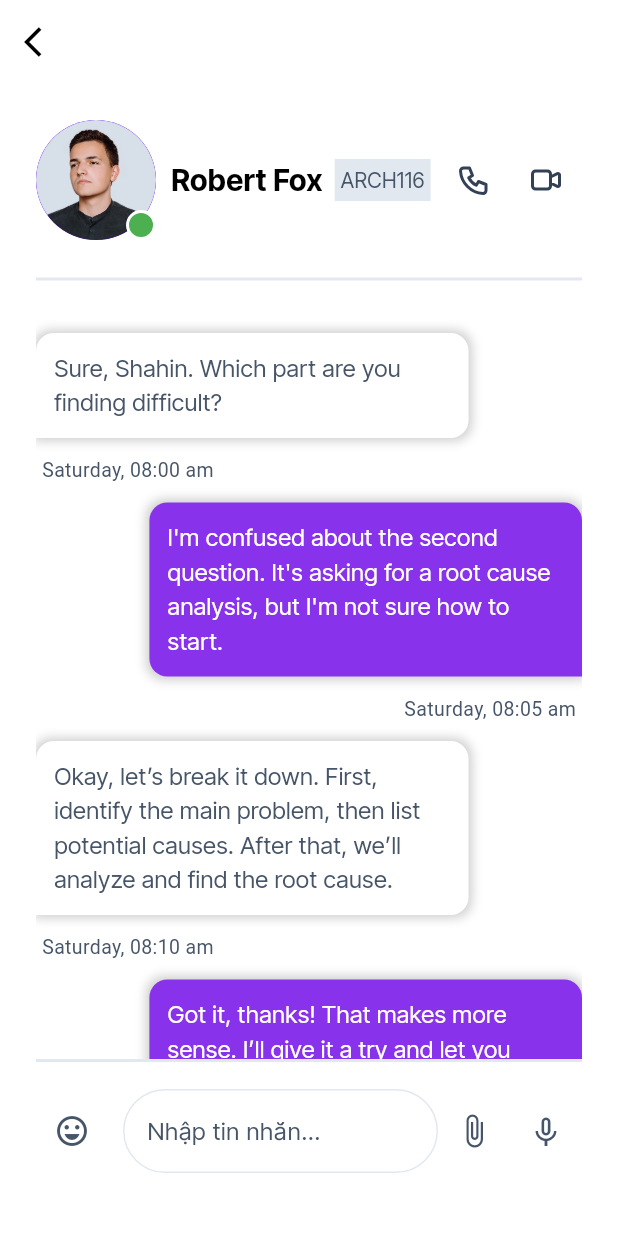
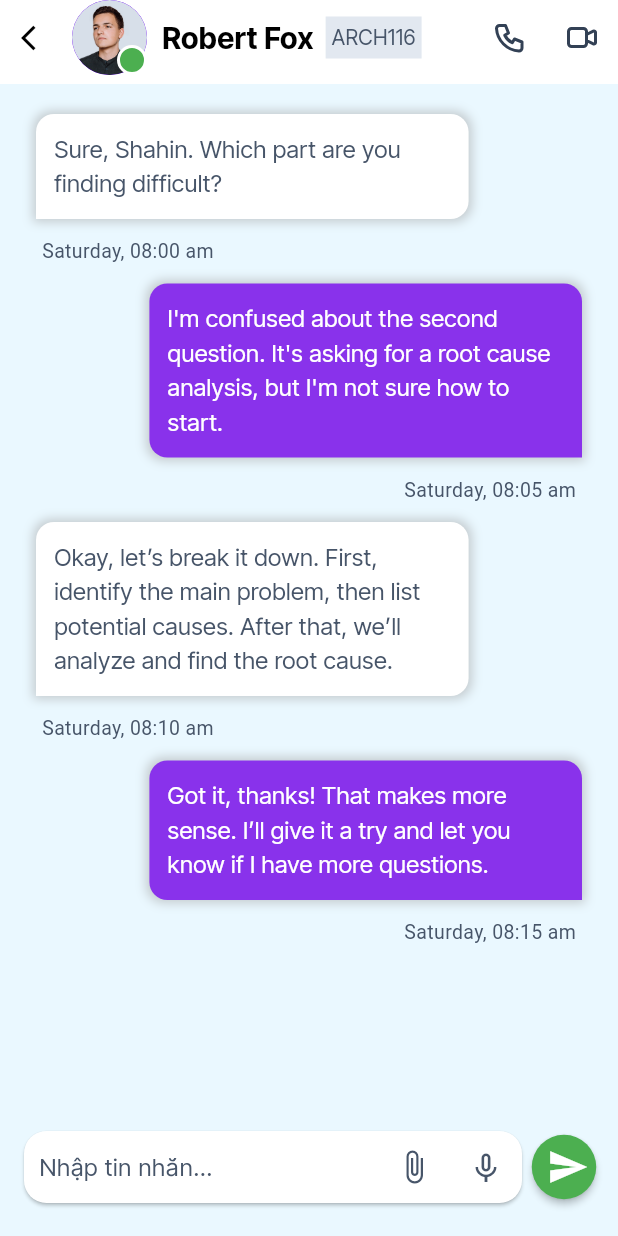
Before and after one commit to luongtranhieu0504/TutorConnect, a Flutter app: the MessageScreen screen opened by its route, after a tap on "Robert Fox", on a phone screen of 412 x 824 dp. Run offline on Flutter 3.47's test engine with Material 3 defaults, Android fonts, the light colour scheme and no system bars; our stand-ins replace cloud_firestore, emoji_picker_flutter, firebase_auth, firebase_core, flutter_svg, get_it and 5 more; accounts and stored records are empty; generated files the repository leaves out were written again.

Commit message:
Build ui profile message

```diff
--- a/lib/data/models/users.dart
+++ b/lib/data/models/users.dart
@@ -8,6 +8,7 @@ class UserModel {
   final String? phone;
   final String? photoUrl;
   final String? bio;
+  final String? address;
 
   UserModel({
     required this.uid,
@@ -19,6 +20,7 @@ class UserModel {
     this.phone,
     this.photoUrl,
     this.bio,
+    this.address,
   });
 
   Map<String, dynamic> toJson() {
@@ -32,6 +34,7 @@ class UserModel {
       "phone": phone ?? "",
       "photoUrl": photoUrl ?? "",
       "bio": bio ?? "",
+      "address": address ?? "",
     };
   }
 
@@ -46,6 +49,7 @@ class UserModel {
       phone: json["phone"],
       photoUrl: json["photoUrl"],
       bio: json["bio"],
+      address: json["address"],
     );
   }
 }
--- a/lib/main.dart
+++ b/lib/main.dart
@@ -5,6 +5,7 @@ import 'package:tutorconnect/theme/app_theme.dart';
 
 import 'di/di.dart';
 import 'firebase_options.dart';
+
 
 Future<void> main() async {
   WidgetsFlutterBinding.ensureInitialized();
--- a/lib/presentation/more/success_screen.dart
+++ b/lib/presentation/more/success_screen.dart
@@ -5,10 +5,10 @@ class SuccessScreen extends StatelessWidget {
   final VoidCallback onPressed;
 
   const SuccessScreen({
-    Key? key,
+    super.key,
     required this.buttonText,
     required this.onPressed,
-  }) : super(key: key);
+  });
 
   @override
   Widget build(BuildContext context) {
--- /dev/null
+++ b/lib/presentation/navigation/layout_scaffold.dart
@@ -0,0 +1,29 @@
+import 'package:flutter/material.dart';
+import 'package:go_router/go_router.dart';
+import 'package:tutorconnect/data/models/destination.dart';
+
+class LayoutScaffold extends StatelessWidget {
+  const LayoutScaffold({
+    required this.navigationShell,
+    Key? key,
+  }) : super(key: key ?? const ValueKey<String>('LayoutScaffold'));
+
+  final StatefulNavigationShell navigationShell;
+
+  @override
+  Widget build(BuildContext context) => Scaffold(
+    body: navigationShell,
+    bottomNavigationBar: NavigationBar(
+      selectedIndex: navigationShell.currentIndex,
+      onDestinationSelected: navigationShell.goBranch,
+      indicatorColor: Theme.of(context).primaryColor,
+      destinations: destinations
+          .map((destination) => NavigationDestination(
+        icon: Icon(destination.icon),
+        label: destination.label,
+        selectedIcon: Icon(destination.icon, color: Colors.white),
+      ))
+          .toList(),
+    ),
+  );
+}
--- a/lib/presentation/navigation/route.dart
+++ b/lib/presentation/navigation/route.dart
@@ -1,5 +1,8 @@
+import 'package:flutter/material.dart';
 import 'package:go_router/go_router.dart';
-
+import 'package:tutorconnect/presentation/navigation/layout_scaffold.dart';
+import 'package:tutorconnect/presentation/navigation/route_model.dart';
+import 'package:tutorconnect/presentation/screens/scheduall/scheduall_screen.dart';
 import '../screens/chat/chat_screen.dart';
 import '../screens/home/home_screen.dart';
 import '../screens/login/login_screen.dart';
@@ -7,67 +10,80 @@ import '../screens/login/register_screen.dart';
 import '../screens/main_screen.dart';
 import '../screens/message/message_screen.dart';
 import '../screens/profile/profile_screen.dart';
-import '../screens/scheduall/scheduall_screen.dart';
 import '../screens/student/home/student_home_screen.dart';
 
-final GoRouter router = GoRouter(
-    initialLocation: '/login',
-    debugLogDiagnostics: true,
+final _rootNavigatorKey = GlobalKey<NavigatorState>(debugLabel: 'root');
+
+final router = GoRouter(
+  navigatorKey: _rootNavigatorKey,
+  initialLocation: Routes.homePage,
+  routes: [
+    // StatefulShellRoute chứa BottomNavigationBar
+    StatefulShellRoute.indexedStack(
+      builder: (context, state, navigationShell) => LayoutScaffold(
+        navigationShell: navigationShell,
+      ),
+      branches: [
+        StatefulShellBranch(
           routes: [
             GoRoute(
-        path: '/login',
+              path: Routes.homePage,
+              builder: (context, state) => const StudentHomeScreen(),
+            ),
+          ],
+        ),
+        StatefulShellBranch(
+          routes: [
+            GoRoute(
+              path: Routes.schedulePage,
+              builder: (context, state) => const ScheduleScreen(),
+            ),
+          ],
+        ),
+        StatefulShellBranch(
+          routes: [
+            GoRoute(
+              path: Routes.messagePage,
+              builder: (context, state) => const MessageScreen(),
+            ),
+          ],
+        ),
+        StatefulShellBranch(
+          routes: [
+            GoRoute(
+              path: Routes.profilePage,
+              builder: (context, state) => const ProfileScreen(),
+            ),
+          ],
+        ),
+      ],
+    ),
+    // Các màn hình ngoài BottomNavigationBar
+    GoRoute(
+      path: Routes.loginPage,
       builder: (context, state) => const LoginScreen(),
     ),
     GoRoute(
-        path: '/main',
-        builder: (context, state) => const MainScreen(),
-      ),
-      GoRoute(
-        path: '/reset-password',
-        builder: (context, state) => const ResetPasswordScreen(),
-      ),
-      GoRoute(
-        path: '/register',
+      path: Routes.registerPage,
       builder: (context, state) => const RegisterScreen(),
     ),
     GoRoute(
-        path: '/user-detail',
+      path: Routes.mainPage,
+      builder: (context, state) => const MainScreen(),
+    ),
+    // Màn hình Chat phải nằm ngoài StatefulShellRoute để mở đúng
+    GoRoute(
+      path: Routes.chatPage,
+      parentNavigatorKey: _rootNavigatorKey,
       builder: (context, state) {
-          final uid = state.extra as String;
-          return UserDetailScreen(uid: uid);
-        },
-      ),
-      GoRoute(
-        path: '/student-home',
-        builder: (context, state) => const StudentHomeScreen(),
-      ),
-      GoRoute(
-        path: '/chat',
-        builder: (context, state) {
-          final extra = state.extra as Map<String, dynamic>; // Đảm bảo extra là Map
+        final extra = state.extra as Map<String, dynamic>? ?? {};
         return ChatScreen(
-            name: extra['name'] as String,
-            subject: extra['subject'] as String,
-            isOnline: extra['isOnline'] as bool, // Lấy giá trị bool chính xác
-            avatarUrl: extra['avatarUrl'] as String,
+          name: extra['name'] ?? '',
+          subject: extra['subject'] ?? '',
+          isOnline: extra['isOnline'] ?? false,
+          avatarUrl: extra['avatarUrl'] ?? '',
         );
       },
     ),
-      // ShellRoute chứa navigation bar
-      ShellRoute(
-        builder: (context, state, child) {
-          return HomeScreen(child: child);
-        },
-        routes: [
-          GoRoute(
-            path: '/home',
-            redirect: (context, state) => '/home/student-home',
-          ),
-          GoRoute(path: '/home/student-home', builder: (context, state) => const StudentHomeScreen()),
-          GoRoute(path: '/home/schedule', builder: (context, state) => const ScheduleScreen()),
-          GoRoute(path: '/home/message', builder: (context, state) => const MessageScreen()),
-          GoRoute(path: '/home/profile', builder: (context, state) => const ProfileScreen()),
   ],
-      ),
-    ]
 );
--- a/lib/presentation/screens/chat/chat_screen.dart
+++ b/lib/presentation/screens/chat/chat_screen.dart
@@ -1,8 +1,11 @@
+import 'package:emoji_picker_flutter/emoji_picker_flutter.dart';
 import 'package:flutter/material.dart';
 import 'package:flutter_svg/svg.dart';
 import 'package:go_router/go_router.dart';
+import 'package:tutorconnect/presentation/navigation/route_model.dart';
 import 'package:tutorconnect/theme/color_platte.dart';
 
+import '../../../main.dart';
 import '../../../theme/text_styles.dart';
 
 class ChatScreen extends StatefulWidget {
@@ -11,7 +14,12 @@ class ChatScreen extends StatefulWidget {
   final bool isOnline;
   final String avatarUrl;
 
-  const ChatScreen({super.key, required this.name, required this.subject, required this.isOnline, required this.avatarUrl});
+  const ChatScreen(
+      {super.key,
+      required this.name,
+      required this.subject,
+      required this.isOnline,
+      required this.avatarUrl});
 
   @override
   State<ChatScreen> createState() => _ChatScreenState();
@@ -25,17 +33,20 @@ class _ChatScreenState extends State<ChatScreen> {
       "time": "Saturday, 08:00 am"
     },
     {
-      "text": "I'm confused about the second question. It's asking for a root cause analysis, but I'm not sure how to start.",
+      "text":
+          "I'm confused about the second question. It's asking for a root cause analysis, but I'm not sure how to start.",
       "isMine": true,
       "time": "Saturday, 08:05 am"
     },
     {
-      "text": "Okay, let’s break it down. First, identify the main problem, then list potential causes. After that, we’ll analyze and find the root cause.",
+      "text":
+          "Okay, let’s break it down. First, identify the main problem, then list potential causes. After that, we’ll analyze and find the root cause.",
       "isMine": false,
       "time": "Saturday, 08:10 am"
     },
     {
-      "text": "Got it, thanks! That makes more sense. I’ll give it a try and let you know if I have more questions.",
+      "text":
+          "Got it, thanks! That makes more sense. I’ll give it a try and let you know if I have more questions.",
       "isMine": true,
       "time": "Saturday, 08:15 am"
     }
@@ -43,12 +54,14 @@ class _ChatScreenState extends State<ChatScreen> {
   final TextEditingController messageController = TextEditingController();
   final FocusNode messageFocusNode = FocusNode();
   final ScrollController _scrollController = ScrollController();
+  bool _showEmoji = false;
 
   @override
   void initState() {
     super.initState();
     messageFocusNode.addListener(_onFocusChange);
   }
+
   @override
   void dispose() {
     messageController.dispose();
@@ -60,11 +73,8 @@ class _ChatScreenState extends State<ChatScreen> {
   void sendMessage() {
     if (messageController.text.isNotEmpty) {
       setState(() {
-        messages.add({
-          "text": messageController.text,
-          "isMine": true,
-          "time": "Now"
-        });
+        messages.add(
+            {"text": messageController.text, "isMine": true, "time": "Now"});
       });
       messageController.clear();
     }
@@ -88,41 +98,116 @@ class _ChatScreenState extends State<ChatScreen> {
     }
   }
 
-
   @override
   Widget build(BuildContext context) {
     return _uiContent();
   }
 
   Widget _uiContent() {
-    return Scaffold(
-      backgroundColor: Colors.white,
+    return GestureDetector(
+      onTap: () {
+        FocusScope.of(context).unfocus;
+      },
+      child: PopScope(
+        canPop: false,
+        onPopInvokedWithResult: (_, __) {
+          if (_showEmoji) {
+            setState(() => _showEmoji = !_showEmoji);
+            return;
+          }
+        },
+        child: Scaffold(
           appBar: AppBar(
-        backgroundColor: Colors.white,
-        elevation: 0,
-        leading: IconButton(
-          onPressed: () {
-            context.pop;
-          },
-          icon: Icon(Icons.arrow_back_ios, color: Colors.black),
+            automaticallyImplyLeading: false,
+            flexibleSpace: _appBar(),
+          ),
+          backgroundColor: const Color.fromARGB(255, 234, 248, 255),
+          body: SafeArea(
+              child: Column(children: [
+            Expanded(
+              child: ListView.builder(
+                  itemCount: messages.length,
+                  padding: EdgeInsets.symmetric(horizontal: 24, vertical: 10),
+                  physics: const BouncingScrollPhysics(),
+                  itemBuilder: (context, index) {
+                    final message = messages[index];
+                    return Column(
+                      crossAxisAlignment: message["isMine"]
+                          ? CrossAxisAlignment.end
+                          : CrossAxisAlignment.start,
+                      children: [
+                        Container(
+                            margin: EdgeInsets.symmetric(vertical: 10),
+                            padding: EdgeInsets.all(12),
+                            decoration: BoxDecoration(
+                                color: message["isMine"]
+                                    ? Color(0xFF8932EB)
+                                    : Colors.white,
+                                borderRadius: BorderRadius.only(
+                                  topLeft: Radius.circular(12),
+                                  topRight: Radius.circular(12),
+                                  bottomLeft: message["isMine"]
+                                      ? Radius.circular(12)
+                                      : Radius.zero,
+                                  bottomRight: message["isMine"]
+                                      ? Radius.zero
+                                      : Radius.circular(12),
+                                ),
+                                boxShadow: [
+                                  BoxShadow(
+                                    color: Colors.grey.withOpacity(0.5),
+                                    spreadRadius: 2,
+                                    blurRadius: 5,
                                   )
+                                ]),
+                            constraints: BoxConstraints(
+                                maxWidth:
+                                    MediaQuery.of(context).size.width * 0.7),
+                            child: Text(message["text"],
+                                style: AppTextStyles.bodyText2.copyWith(
+                                  color: message["isMine"]
+                                      ? Colors.white
+                                      : AppColors.color600,
+                                  fontSize: 16,
+                                ))),
+                        Padding(
+                          padding:
+                              EdgeInsets.symmetric(vertical: 2, horizontal: 4),
+                          child: Text(
+                            message["time"],
+                            style: TextStyle(
+                                fontSize: 13, color: AppColors.color600),
                           ),
-      body: GestureDetector(
-        onTap: () {
-          FocusScope.of(context).unfocus(); // Ẩn bàn phím khi chạm ra ngoài
-        },
-        child: Padding(
-          padding: EdgeInsets.all(24.0),
-          child: Column(
-            crossAxisAlignment: CrossAxisAlignment.start,
-            children: [
-              Row(
-                crossAxisAlignment: CrossAxisAlignment.center,
-                children: [
+                        ),
+                      ],
+                    );
+                  }),
+            ),
+            _buildMessageInput(),
+            if (_showEmoji)
+              SizedBox(
+                  child: EmojiPicker(
+                textEditingController: messageController,
+                config: const Config(),
+              ))
+          ])),
+        ),
+      ),
+    );
+  }
+
+  Widget _appBar() {
+    return SafeArea(
+      child: InkWell(
+        child: Row(crossAxisAlignment: CrossAxisAlignment.center, children: [
+          IconButton(
+              onPressed: () => context.pop(),
+              icon: Icon(Icons.arrow_back_ios, color: Colors.black, size: 20)
+          ),
           Stack(
             children: [
               CircleAvatar(
-                        radius: 40,
+                radius: 25,
                 backgroundImage: AssetImage(widget.avatarUrl),
               ),
               Positioned(
@@ -141,150 +226,93 @@ class _ChatScreenState extends State<ChatScreen> {
             ],
           ),
           SizedBox(width: 10),
-                  Text(
-                    widget.name,
+          Text(widget.name,
               style: AppTextStyles.bodyText1.copyWith(
                 color: Colors.black,
                 fontSize: 20,
-                    )
-                  ),
+              )),
           SizedBox(width: 8),
           Container(
             padding: EdgeInsets.symmetric(horizontal: 4, vertical: 4),
             decoration: BoxDecoration(
               color: Color(0xFFE2E8F0),
             ),
-                    child: Text(
-                        widget.subject,
+            child: Text(widget.subject,
                 style: AppTextStyles.bodyText1.copyWith(
                   color: AppColors.color600,
                   fontWeight: FontWeight.normal,
                   fontSize: 14,
-                        )
-                    ),
+                )),
           ),
           Spacer(),
           IconButton(
               onPressed: () => {},
-                    icon: SvgPicture.asset('assets/icons/phone.svg')
-                  ),
+              icon: SvgPicture.asset('assets/icons/phone.svg')),
           IconButton(
               onPressed: () => {},
-                    icon: SvgPicture.asset('assets/icons/video.svg')
+              icon: SvgPicture.asset('assets/icons/video.svg')),
+        ]),
       ),
-                ]
-              ),
-              SizedBox(height: 18),
-              Divider(
-                color: AppColors.color200,
-                thickness: 2,
-              ),
-              SizedBox(height: 18),
-              Expanded(
-                child: Padding(
-                  padding: EdgeInsets.only(bottom: MediaQuery.of(context).viewInsets.bottom),
-                  child: ListView.builder(
-                    controller: _scrollController,
-                    itemCount: messages.length,
-                    itemBuilder: (context, index) {
-                      final message = messages[index];
-                      return Column(
-                        crossAxisAlignment:
-                          message["isMine"] ? CrossAxisAlignment.end : CrossAxisAlignment.start,
-                        children: [
-                          Container(
-                            margin: EdgeInsets.symmetric(vertical: 10),
-                            padding: EdgeInsets.all(12),
-                            decoration: BoxDecoration(
-                              color: message["isMine"] ? Color(0xFF8932EB) : Colors.white,
-                              borderRadius: BorderRadius.only(
-                                topLeft: Radius.circular(12),
-                                topRight: Radius.circular(12),
-                                bottomLeft: message["isMine"] ? Radius.circular(12) : Radius.zero,
-                                bottomRight: message["isMine"] ? Radius.zero : Radius.circular(12),
-                              ),
-                              boxShadow: [
-                                BoxShadow(
-                                  color: Colors.grey.withOpacity(0.5),
-                                  spreadRadius: 2,
-                                  blurRadius: 5,
-                                )
-                              ]
-                            ),
-                            constraints: BoxConstraints(maxWidth: MediaQuery.of(context).size.width * 0.7),
-                            child: Text(
-                              message["text"],
-                              style: AppTextStyles.bodyText2.copyWith(
-                                color: message["isMine"] ? Colors.white : AppColors.color600,
-                                fontSize: 16,
-                              )
-                            )
-                          ),
-                          Padding(
-                            padding: EdgeInsets.symmetric(vertical: 2, horizontal: 4),
-                            child: Text(
-                              message["time"],
-                              style: TextStyle(fontSize: 13, color: AppColors.color600),
-                            ),
-                          ),
-                        ],
-                      );
-                    }
-                  ),
-                ),
-              ),
-              _buildMessageInput(),
-            ]
-          )
-        ),
-      )
     );
   }
 
   Widget _buildMessageInput() {
-    return Container(
-      padding: EdgeInsets.symmetric(vertical: 18),
-      decoration: BoxDecoration(
-        color: Colors.white,
-        border: Border(top: BorderSide(color: AppColors.color200,width: 2)),
-      ),
+    return Padding(
+      padding: EdgeInsets.symmetric(vertical: 18, horizontal: 12),
       child: Row(
         children: [
-          IconButton(
-              onPressed: () => {}, icon: Icon(Icons.emoji_emotions_outlined, color: AppColors.color600)
-          ),
+          Expanded(
+              child: Card(
+                  shape: const RoundedRectangleBorder(
+                      borderRadius: BorderRadius.all(Radius.circular(15))),
+                  child: Row(children: [
                     SizedBox(width: 10),
                     Expanded(
                         child: TextField(
                       controller: messageController,
+                      keyboardType: TextInputType.multiline,
+                      maxLines: null,
                       decoration: InputDecoration(
                         hintText: "Nhập tin nhắn...",
                         hintStyle: AppTextStyles.bodyText2.copyWith(
                           color: AppColors.color600,
                           fontSize: 16,
                         ),
-                enabledBorder: OutlineInputBorder(
-                    borderSide: BorderSide(color: AppColors.color200, width: 1),
-                    borderRadius: BorderRadius.circular(50)),
-                focusedBorder: OutlineInputBorder(
-                    borderSide:
-                    BorderSide(color: AppColors.colorButton, width: 1),
-                    borderRadius: BorderRadius.circular(50)),
                         border: InputBorder.none,
                       ),
                       onTap: () {
                         setState(() {});
                       },
                       textInputAction: TextInputAction.send,
+                    )),
+                    IconButton(
+                        onPressed: () {},
+                        icon: Icon(Icons.attach_file_outlined,
+                            color: AppColors.color600)),
+                    IconButton(
+                        onPressed: () => {},
+                        icon: Icon(Icons.keyboard_voice_outlined,
+                            color: AppColors.color600)),
+                  ]
+                  )
               )
           ),
-          IconButton(
-              onPressed: () => {}, icon: Icon(Icons.attach_file_outlined, color: AppColors.color600)
-          ),
-          IconButton(
-              onPressed: () => {}, icon: Icon(Icons.keyboard_voice_outlined, color: AppColors.color600)
-          ),
-
+          MaterialButton(
+            onPressed: () {
+              if (messageController.text.isNotEmpty) {
+                if (messages.isEmpty) {
+                  sendMessage();
+                }
+                messageController.text = '';
+              }
+            },
+            minWidth: 0,
+            padding:
+            const EdgeInsets.only(top: 10, bottom: 10, right: 5, left: 10),
+            shape: const CircleBorder(),
+            color: Colors.green,
+            child: const Icon(Icons.send, color: Colors.white, size: 28),
+          )
         ],
       ),
     );
--- a/lib/presentation/screens/login/login_screen.dart
+++ b/lib/presentation/screens/login/login_screen.dart
@@ -2,6 +2,7 @@ import 'package:flutter/material.dart';
 import 'package:flutter/services.dart';
 import 'package:go_router/go_router.dart';
 import 'package:tutorconnect/di/di.dart';
+import 'package:tutorconnect/presentation/navigation/route_model.dart';
 import 'package:tutorconnect/presentation/widgets/button_custom.dart';
 import 'package:tutorconnect/presentation/widgets/email_text_field.dart';
 import 'package:tutorconnect/presentation/widgets/or_divider.dart';
@@ -36,8 +37,7 @@ class _LoginScreenState extends State<LoginScreen> {
           );
         },
         success: (data) {
-          context.pop(); // Đóng loading dialog
-          context.go('/home');
+          context.go(Routes.homePage);
         },
         failure: (message) {
           Navigator.pop(context);
--- a/lib/presentation/screens/message/message_screen.dart
+++ b/lib/presentation/screens/message/message_screen.dart
@@ -1,6 +1,7 @@
 import 'package:flutter/material.dart';
 import 'package:go_router/go_router.dart';
 import 'package:tutorconnect/data/models/message.dart';
+import 'package:tutorconnect/presentation/navigation/route_model.dart';
 import 'package:tutorconnect/presentation/widgets/search_text_field.dart';
 import 'package:tutorconnect/theme/color_platte.dart';
 import 'package:tutorconnect/theme/text_styles.dart';
@@ -90,7 +91,7 @@ class _MessageScreenState extends State<MessageScreen> {
   Widget _messageCard(MessageModel message, bool isLastItem, BuildContext context) {
     return GestureDetector(
       onTap: () {
-        context.go('/chat',
+        context.push(Routes.chatPage,
             extra: {
               "name": message.name,
               "subject": message.subject,
--- a/pubspec.yaml
+++ b/pubspec.yaml
@@ -59,6 +59,7 @@ dependencies:
   go_router: ^14.8.1
 #  cached_network_image: ^3.3.0
   image_picker: ^1.1.2
+  emoji_picker_flutter: ^4.3.0
 #  flutter_local_notifications: ^18.0.1
 #  flutter toast: ^8.2.2
 #
```
Also changed, not shown: lib/data/models/destination.dart (added, +15 -0 lines), lib/presentation/extensions/resize_image.dart (deleted, +0 -7 lines), lib/presentation/more/test.dart (added, +55 -0 lines), lib/presentation/navigation/route_model.dart (added, +11 -0 lines), lib/presentation/screens/profile/profile_screen.dart (+142 -1 lines), lib/test.dart (added, +7 -0 lines), pubspec.lock, 5 other files. Lines whose indentation alone changed are shown as unchanged.
